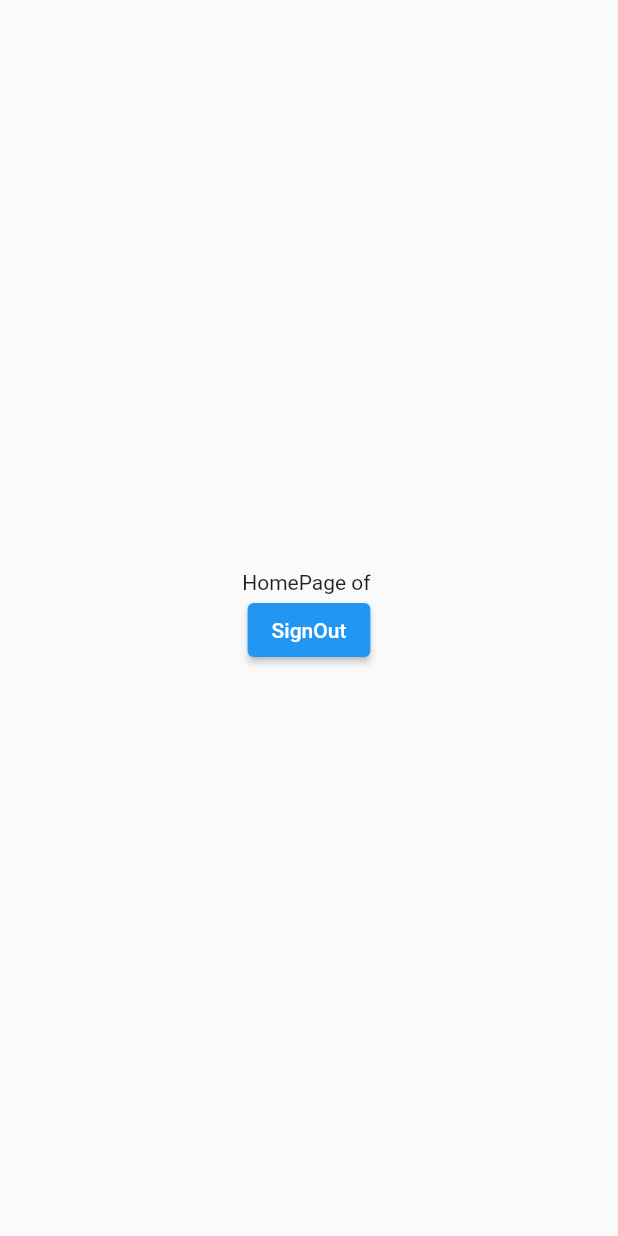
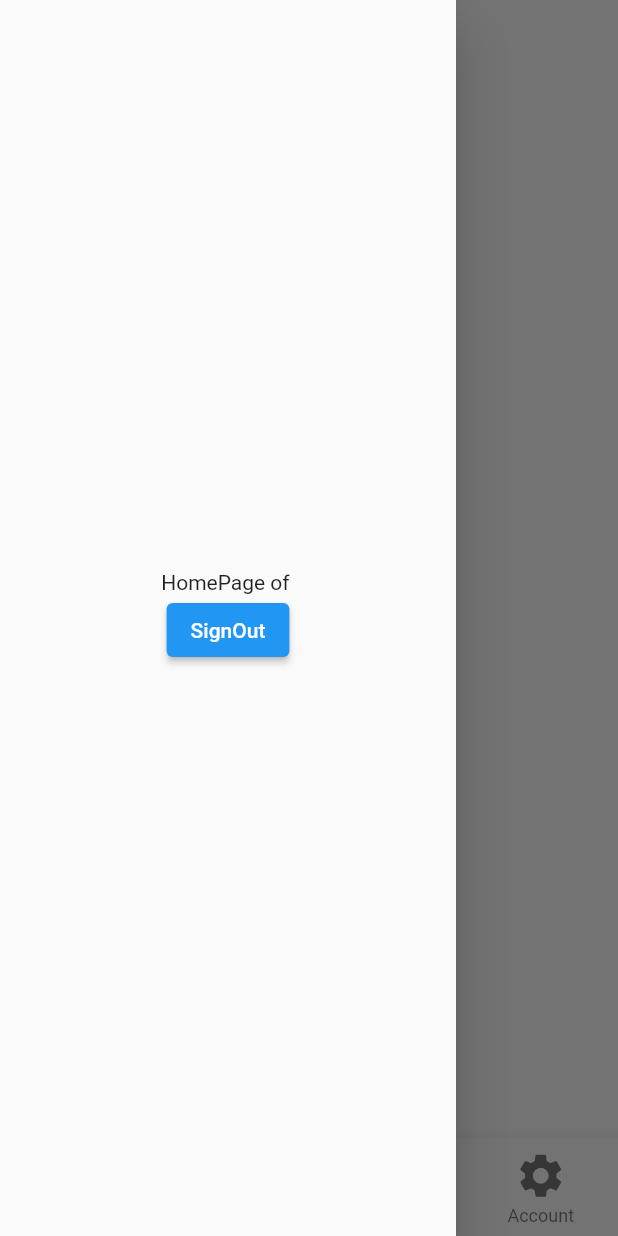
Before and after one commit to Adoniaskidane/Flutter, a Flutter app: the HomePage screen opened by its route, with the side drawer open (before the commit the screen has no drawer), on a phone screen of 412 x 824 dp. Run offline on Flutter 3.47's test engine with Material 2 defaults, Android fonts, the phone set to English and light mode, and no system bars; our stand-ins replace firebase_auth, firebase_core, font_awesome_flutter, shared_preferences; accounts and stored records are empty.

Commit message:
home/explore/account pages laid out accout page design start

```diff
--- /dev/null
+++ b/lib/Pages/Nav/explore.dart
@@ -0,0 +1,20 @@
+import 'package:flutter/material.dart';
+
+class Explore extends StatefulWidget {
+  const Explore({ Key? key }) : super(key: key);
+
+  @override
+  _ExploreState createState() => _ExploreState();
+}
+
+class _ExploreState extends State<Explore> {
+  @override
+  Widget build(BuildContext context) {
+
+    return Scaffold(
+      body:Center(
+        child:Text("Explore Page"),
+      ) ,
+    );
+  }
+}
--- /dev/null
+++ b/lib/Pages/Nav/home.dart
@@ -0,0 +1,22 @@
+// ignore_for_file: prefer_const_constructors
+
+import 'package:flutter/material.dart';
+
+class Home extends StatefulWidget {
+  const Home({ Key? key }) : super(key: key);
+
+  @override
+  _HomeState createState() => _HomeState();
+}
+
+class _HomeState extends State<Home> {
+
+  @override
+  Widget build(BuildContext context) {
+    return Scaffold(
+      body:Center(
+        child:Text("HomePage") ,
+      ) ,
+    );
+  }
+}
--- a/lib/Pages/homepage.dart
+++ b/lib/Pages/homepage.dart
@@ -1,6 +1,10 @@
 // ignore_for_file: prefer_const_constructors
+import 'package:bunamedia/Pages/Nav/account.dart';
+import 'package:bunamedia/Pages/Nav/explore.dart';
+import 'package:bunamedia/Pages/Nav/home.dart';
 import 'package:bunamedia/Pages/services/pref.dart';
 import 'package:flutter/material.dart';
+import 'package:font_awesome_flutter/font_awesome_flutter.dart';
 
 class HomePage extends StatefulWidget {
   const HomePage({ Key? key }) : super(key: key);
@@ -9,7 +13,6 @@ class HomePage extends StatefulWidget {
   _HomePageState createState() => _HomePageState();
 }
 class _HomePageState extends State<HomePage> {
-
   String CurrentUser="";
   void keepLoggedOut()async{
     Userpreference pref=Userpreference();
@@ -31,13 +34,59 @@ class _HomePageState extends State<HomePage> {
     print("HomePage init");
     getCurrentUser();
     print("HomePage init Done");
+    }
+      PageController _pageController=PageController();
+      List<Widget> _screens=[Home(),Explore(),Home(),Account()];
+      int currentPage=0;
 
-  }
-  @override
-  Widget build(BuildContext context) {
+      void _onpagechanged(int index){
+        setState(() {
+          currentPage=index;
+          print("Setting the state");
+        });
+      }
+      void _onpagetab(int index){
+        print(index);
+          _pageController.jumpToPage(index);
+      }
+
+
+
+    @override
+    Widget build(BuildContext context) {
     print(ModalRoute.of(context)?.settings.arguments);
     return Scaffold(
-      body:Center(
+      body:PageView(
+        controller:_pageController ,
+        children:_screens,
+        onPageChanged: _onpagechanged,
+
+      ),
+      bottomNavigationBar: BottomNavigationBar(
+        type: BottomNavigationBarType.fixed,
+        iconSize: 35,
+        onTap: _onpagetab,
+        items: [
+          BottomNavigationBarItem(
+            icon: Icon(FontAwesomeIcons.braille,color: currentPage==0?Colors.blue:Colors.grey[600],),
+            title: Text("Home",style: TextStyle(color: currentPage==0?Colors.blue:Colors.grey[600]),)
+          ),
+          BottomNavigationBarItem(
+            icon: Icon(FontAwesomeIcons.comments,color: currentPage==1?Colors.blue:Colors.grey[600]),
+            title: Text("Market",style: TextStyle(color: currentPage==1?Colors.blue:Colors.grey[600]),)
+          ),
+          BottomNavigationBarItem(
+            icon: Icon(FontAwesomeIcons.users,color: currentPage==2?Colors.blue:Colors.grey[600],),
+            title: Text("Explore",style: TextStyle(color: currentPage==2?Colors.blue:Colors.grey[600]))
+          ),
+          BottomNavigationBarItem(
+            icon: Icon(Icons.settings,color: currentPage==3?Colors.blue:Colors.grey[600],),
+            title: Text("Account",style: TextStyle(color: currentPage==3?Colors.blue:Colors.grey[600]))
+          ),
+        ],
+      ),
+      drawer: Drawer(
+        child:Center(
         child: Column(
           mainAxisAlignment: MainAxisAlignment.center,
           children: [
@@ -47,12 +96,12 @@ class _HomePageState extends State<HomePage> {
                 keepLoggedOut();
                 Navigator.popAndPushNamed(context,'/');
               },
-              child:Text("SignOut") ,
+              child:Text("SignOut"),
             )
           ],
         ),
       ),
-
+      ),
     );
   }
 }
--- a/pubspec.yaml
+++ b/pubspec.yaml
@@ -42,6 +42,8 @@ dev_dependencies:
   firebase_auth: "^0.20.1"
   cloud_firestore: "^0.16.0+1"
   shared_preferences: ^2.0.8
+  font_awesome_flutter: ^9.1.0
+
   # The "flutter_lints" package below contains a set of recommended lints to
   # encourage good coding practices. The lint set provided by the package is
   # activated in the `analysis_options.yaml` file located at the root of your
```
Also changed, not shown: lib/Pages/Nav/account.dart (added, +99 -0 lines), pubspec.lock.
